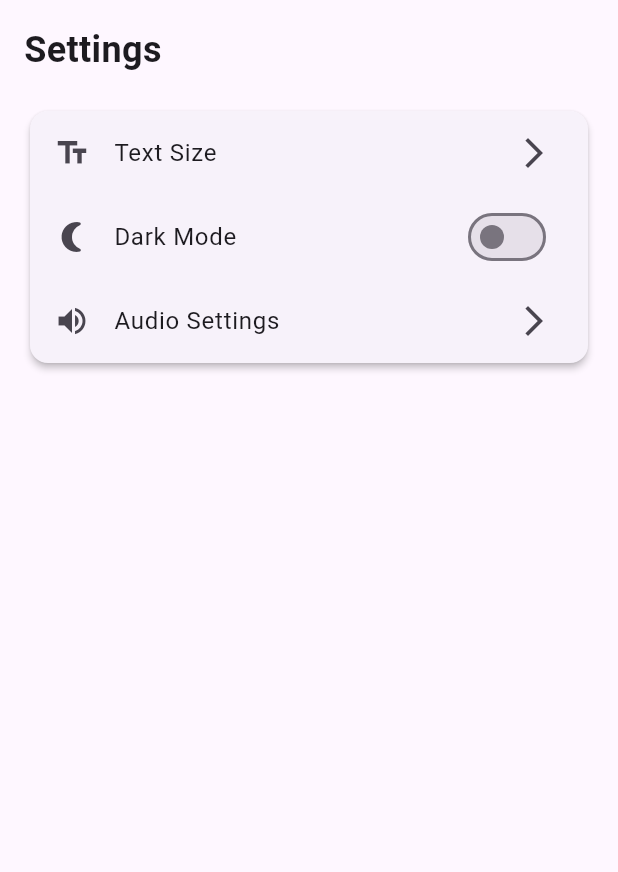
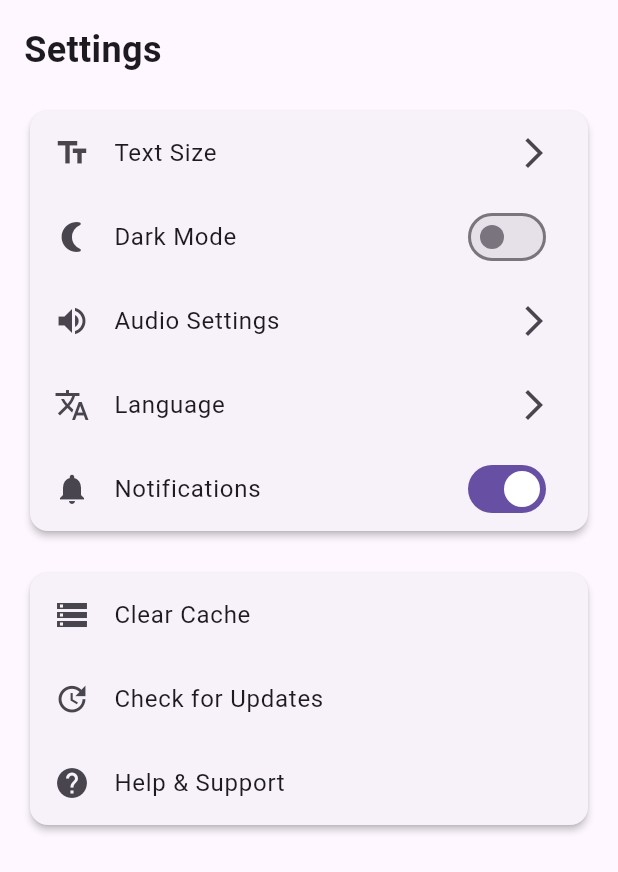
Before and after one commit to sakhawat-ahmed/my_app, a Flutter app: the SettingsScreen widget shown alone on an empty page, opened directly, on a phone screen of 412 x 824 dp. Shown: the top 872 px of the screen. Run offline on Flutter 3.47's test engine with Material 3 defaults, Android fonts, the phone set to English and light mode, and no system bars.

Commit message:
update settings

```diff
--- /dev/null
+++ b/quran_app/devtools_options.yaml
@@ -0,0 +1,3 @@
+description: This file stores settings for Dart & Flutter DevTools.
+documentation: https://docs.flutter.dev/tools/devtools/extensions#configure-extension-enablement-states
+extensions:
--- a/quran_app/lib/home_screen.dart
+++ b/quran_app/lib/home_screen.dart
@@ -32,7 +32,6 @@ class _HomePageState extends State<HomePage> {
       appBar: AppBar(
         title: const Text("📖 Quran with Bangla Meaning"),
         centerTitle: true,
-        backgroundColor: Colors.green,
       ),
       drawer: MenuDrawer(
         selectedIndex: _selectedIndex,
--- a/quran_app/lib/main.dart
+++ b/quran_app/lib/main.dart
@@ -1,22 +1,29 @@
 import 'package:flutter/material.dart';
+import 'package:provider/provider.dart';
 import 'splash_screen.dart';
+import 'theme_provider.dart';
 
 void main() {
-  runApp(const QuranApp());
+  runApp(const MyApp());
 }
 
-class QuranApp extends StatelessWidget {
-  const QuranApp({super.key});
+class MyApp extends StatelessWidget {
+  const MyApp({super.key});
 
   @override
   Widget build(BuildContext context) {
-    return MaterialApp(
-      title: "Quran Bengali App",
-      theme: ThemeData(
-        primarySwatch: Colors.green,
+    return ChangeNotifierProvider(
+      create: (context) => ThemeProvider(),
+      child: Consumer<ThemeProvider>(
+        builder: (context, themeProvider, child) {
+          return MaterialApp(
+            title: "Quran Bengali App",
+            theme: themeProvider.themeData,
+            home: const SplashScreen(),
+            debugShowCheckedModeBanner: false,
+          );
+        },
       ),
-      home: const SplashScreen(),
-      debugShowCheckedModeBanner: false,
     );
   }
 }
--- a/quran_app/lib/settings_screen.dart
+++ b/quran_app/lib/settings_screen.dart
@@ -1,10 +1,14 @@
 import 'package:flutter/material.dart';
+import 'package:provider/provider.dart';
+import 'theme_provider.dart';
 
 class SettingsScreen extends StatelessWidget {
   const SettingsScreen({super.key});
 
   @override
   Widget build(BuildContext context) {
+    final themeProvider = Provider.of<ThemeProvider>(context);
+
     return ListView(
       padding: const EdgeInsets.all(16),
       children: [
@@ -26,12 +30,56 @@ class SettingsScreen extends StatelessWidget {
               ListTile(
                 leading: const Icon(Icons.nightlight_round),
                 title: const Text('Dark Mode'),
-                trailing: Switch(value: false, onChanged: (value) {}),
+                trailing: Switch(
+                  value: themeProvider.isDarkMode,
+                  onChanged: (value) {
+                    themeProvider.toggleTheme(value);
+                  },
+                ),
               ),
               ListTile(
                 leading: const Icon(Icons.volume_up),
                 title: const Text('Audio Settings'),
                 trailing: const Icon(Icons.arrow_forward_ios),
+                onTap: () {},
+              ),
+              ListTile(
+                leading: const Icon(Icons.translate),
+                title: const Text('Language'),
+                trailing: const Icon(Icons.arrow_forward_ios),
+                onTap: () {},
+              ),
+              ListTile(
+                leading: const Icon(Icons.notifications),
+                title: const Text('Notifications'),
+                trailing: Switch(
+                  value: true,
+                  onChanged: (value) {},
+                ),
+              ),
+            ],
+          ),
+        ),
+        const SizedBox(height: 20),
+        Card(
+          elevation: 2,
+          child: Column(
+            children: [
+              ListTile(
+                leading: const Icon(Icons.storage),
+                title: const Text('Clear Cache'),
+                onTap: () {
+                  _showClearCacheDialog(context);
+                },
+              ),
+              ListTile(
+                leading: const Icon(Icons.update),
+                title: const Text('Check for Updates'),
+                onTap: () {},
+              ),
+              ListTile(
+                leading: const Icon(Icons.help),
+                title: const Text('Help & Support'),
                 onTap: () {},
               ),
             ],
@@ -40,4 +88,33 @@ class SettingsScreen extends StatelessWidget {
       ],
     );
   }
+
+  void _showClearCacheDialog(BuildContext context) {
+    showDialog(
+      context: context,
+      builder: (context) => AlertDialog(
+        title: const Text('Clear Cache'),
+        content: const Text('Are you sure you want to clear all cached data?'),
+        actions: [
+          TextButton(
+            onPressed: () => Navigator.pop(context),
+            child: const Text('Cancel'),
+          ),
+          TextButton(
+            onPressed: () {
+              // Clear cache logic here
+              Navigator.pop(context);
+              ScaffoldMessenger.of(context).showSnackBar(
+                const SnackBar(
+                  content: Text('Cache cleared successfully'),
+                  duration: Duration(seconds: 2),
+                ),
+              );
+            },
+            child: const Text('Clear'),
+          ),
+        ],
+      ),
+    );
+  }
 }
--- a/quran_app/lib/splash_screen.dart
+++ b/quran_app/lib/splash_screen.dart
@@ -6,10 +6,10 @@ class SplashScreen extends StatefulWidget {
   const SplashScreen({super.key});
 
   @override
-  _SplashScreenState createState() => _SplashScreenState();
+  SplashScreenState createState() => SplashScreenState();
 }
 
-class _SplashScreenState extends State<SplashScreen> with SingleTickerProviderStateMixin {
+class SplashScreenState extends State<SplashScreen> with SingleTickerProviderStateMixin {
   late AnimationController _controller;
   late Animation<double> _fadeAnimation;
   late Animation<double> _scaleAnimation;
--- /dev/null
+++ b/quran_app/lib/theme_provider.dart
@@ -0,0 +1,32 @@
+import 'package:flutter/material.dart';
+
+class ThemeProvider with ChangeNotifier {
+  bool _isDarkMode = false;
+
+  bool get isDarkMode => _isDarkMode;
+
+  ThemeData get themeData => _isDarkMode ? _darkTheme : _lightTheme;
+
+  void toggleTheme(bool value) {
+    _isDarkMode = value;
+    notifyListeners();
+  }
+
+  // Light theme
+  ThemeData get _lightTheme => ThemeData.light().copyWith(
+        primaryColor: Colors.green,
+        appBarTheme: const AppBarTheme(
+          backgroundColor: Colors.green,
+          foregroundColor: Colors.white,
+        ),
+      );
+
+  // Dark theme
+  ThemeData get _darkTheme => ThemeData.dark().copyWith(
+        primaryColor: Colors.green[700],
+        appBarTheme: AppBarTheme(
+          backgroundColor: Colors.green[800],
+          foregroundColor: Colors.white,
+        ),
+      );
+}
```
